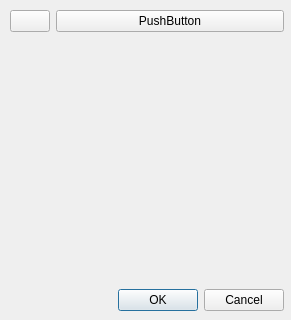
The window that src/libdynamind-gui/wizard/wizard.ui (iut-ibk/P8-WSC-GUI) describes before a commit, drawn with Qt 5.
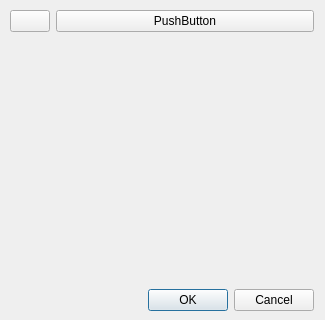
The same window after the commit. Icons and pictures are not drawn.

Diff of the .ui file:
```diff
--- a/src/libdynamind-gui/wizard/wizard.ui
+++ b/src/libdynamind-gui/wizard/wizard.ui
@@ -6,7 +6,7 @@
    <rect>
     <x>0</x>
     <y>0</y>
-    <width>291</width>
+    <width>325</width>
     <height>320</height>
    </rect>
   </property>
@@ -18,7 +18,7 @@
     <rect>
      <x>10</x>
      <y>10</y>
-     <width>274</width>
+     <width>304</width>
      <height>301</height>
     </rect>
    </property>
```
